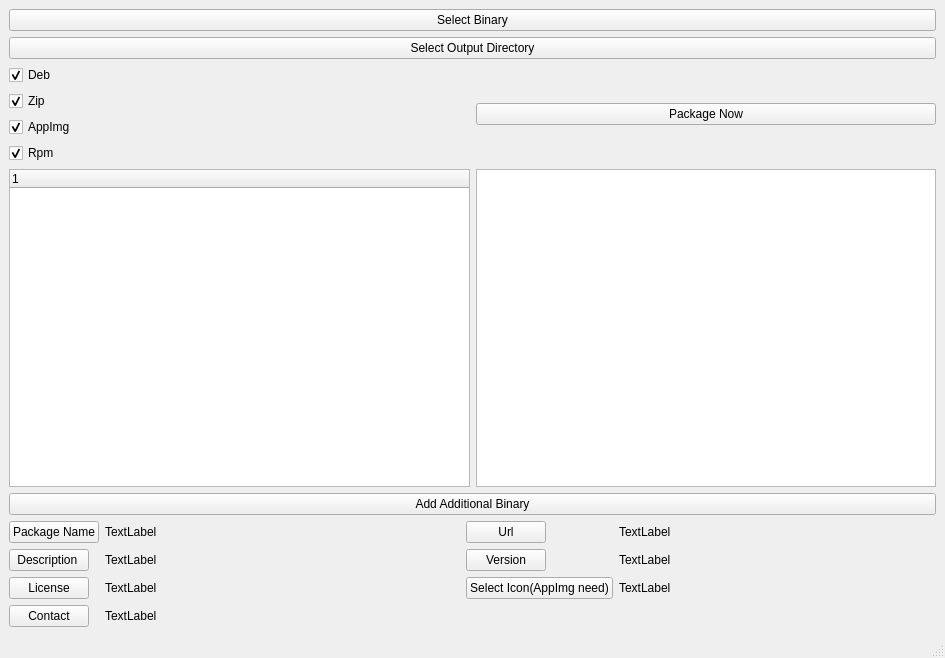
First picture: the form in mainwindow.ui, repository brolerliew/packager, before the edit.
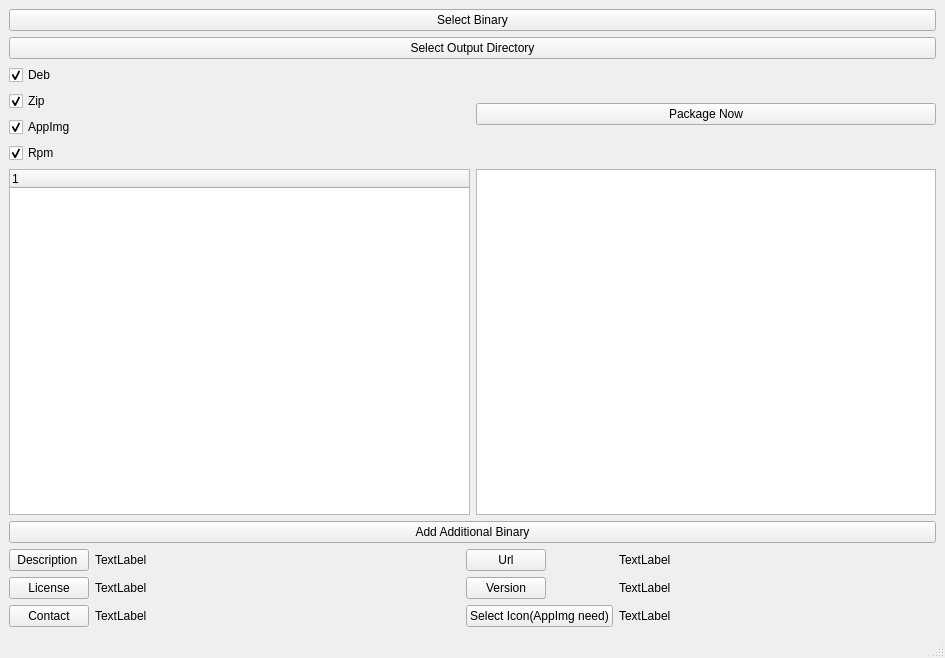
Second picture: the form after the edit.

Diff of the .ui file:
```diff
--- a/mainwindow.ui
+++ b/mainwindow.ui
@@ -133,55 +133,41 @@
          <number>0</number>
         </property>
         <item row="0" column="0">
-         <widget class="QPushButton" name="pushButton_packageName">
-          <property name="text">
-           <string>Package Name</string>
-          </property>
-         </widget>
-        </item>
-        <item row="0" column="1">
-         <widget class="QLabel" name="label_packageName">
-          <property name="text">
-           <string>TextLabel</string>
-          </property>
-         </widget>
-        </item>
-        <item row="1" column="0">
          <widget class="QPushButton" name="pushButton_desc">
           <property name="text">
            <string>Description </string>
           </property>
          </widget>
         </item>
-        <item row="1" column="1">
+        <item row="0" column="1">
          <widget class="QLabel" name="label_desc">
           <property name="text">
            <string>TextLabel</string>
           </property>
          </widget>
         </item>
-        <item row="2" column="0">
+        <item row="1" column="0">
          <widget class="QPushButton" name="pushButton_license">
           <property name="text">
            <string>License</string>
           </property>
          </widget>
         </item>
-        <item row="2" column="1">
+        <item row="1" column="1">
          <widget class="QLabel" name="label_license">
           <property name="text">
            <string>TextLabel</string>
           </property>
          </widget>
         </item>
-        <item row="3" column="0">
+        <item row="2" column="0">
          <widget class="QPushButton" name="pushButton_contact">
           <property name="text">
            <string>Contact</string>
           </property>
          </widget>
         </item>
-        <item row="3" column="1">
+        <item row="2" column="1">
          <widget class="QLabel" name="label_contact">
           <property name="text">
            <string>TextLabel</string>
```
